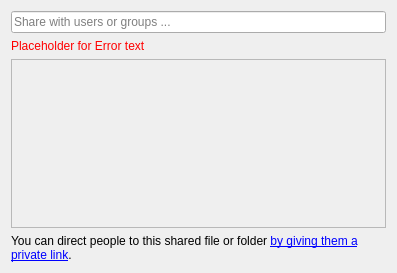
Old version of the form src/gui/shareusergroupwidget.ui in the repository nextcloud/desktop.
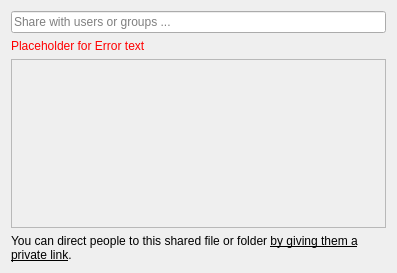
New version of the form.

Commit message: [Gui] Apply createColorAwareIcon on more icons

What changed in the file:
```diff
--- a/src/gui/shareusergroupwidget.ui
+++ b/src/gui/shareusergroupwidget.ui
@@ -105,7 +105,7 @@
    <item>
     <widget class="QLabel" name="privateLinkText">
      <property name="text">
-      <string>&lt;html&gt;&lt;head/&gt;&lt;body&gt;&lt;p&gt;You can direct people to this shared file or folder &lt;a href=&quot;private link menu&quot;&gt;&lt;span style=&quot; text-decoration: underline; color:#0000ff;&quot;&gt;by giving them a private link&lt;/span&gt;&lt;/a&gt;.&lt;/p&gt;&lt;/body&gt;&lt;/html&gt;</string>
+      <string>&lt;html&gt;&lt;head/&gt;&lt;body&gt;&lt;p&gt;You can direct people to this shared file or folder &lt;a href=&quot;private link menu&quot;&gt;&lt;span style=&quot; text-decoration: underline&quot;&gt;by giving them a private link&lt;/span&gt;&lt;/a&gt;.&lt;/p&gt;&lt;/body&gt;&lt;/html&gt;</string>
      </property>
      <property name="wordWrap">
       <bool>true</bool>
```
Left out of the diff: 4 changed lines with no effect on the pictures. The commit also changes 13 other files.
